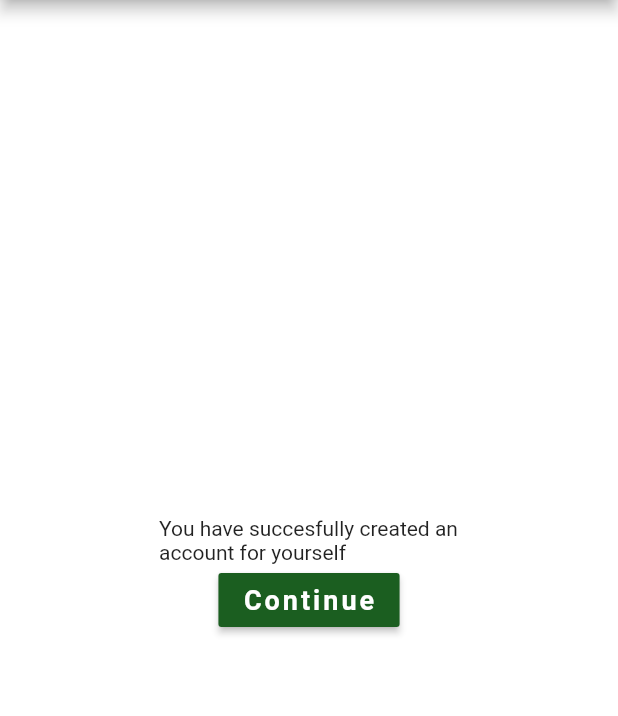
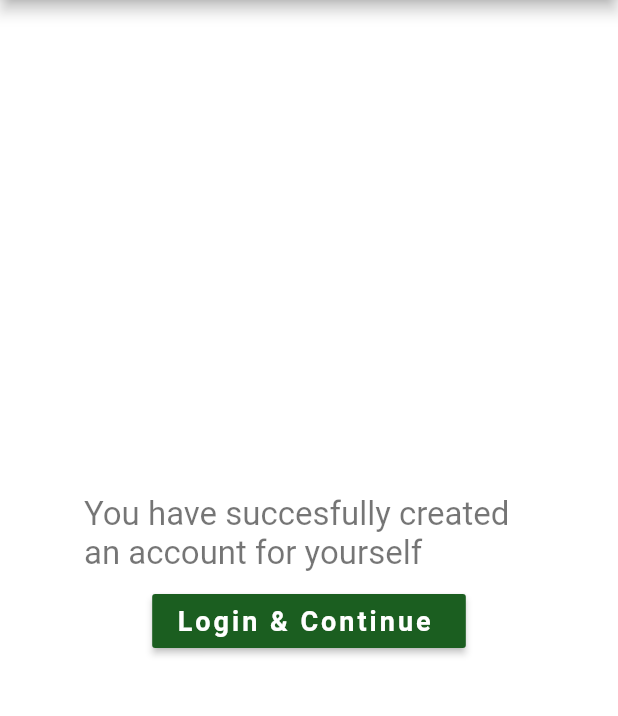
Before and after one commit to IHKodifier/hhfv4apps, a Flutter app: the NewAccountSuccess screen opened by its route, on a phone screen of 412 x 824 dp, the part 84-800 px from its top. Run offline on Flutter 3.47's test engine with Material 2 defaults, Android fonts, the phone set to English and light mode, and no system bars; our stand-ins replace cloud_firestore, firebase_auth, google_fonts; accounts and stored records are empty; network calls fail; project files that could hold a hidden picture were left out.

Commit message:
Conflict merging updated NewAccountSuccess.dart

```diff
--- a/lib/ui/newAccountSuccess.dart
+++ b/lib/ui/newAccountSuccess.dart
@@ -17,17 +17,18 @@ class NewAccountSuccess extends StatelessWidget {
       ),
       body: Center(
         child: Container(
-          width: 200.0,
+          width: 300.0,
           child: Column(
             mainAxisAlignment: MainAxisAlignment.center,
             crossAxisAlignment: CrossAxisAlignment.center,
             children: <Widget>[
-              Text('You have succesfully created an account for yourself'),
+              Text('You have succesfully created an account for yourself',style: Theme.of(context).textTheme.display1.copyWith(fontSize:22.0 ),),
+              SizedBox(height: 8.0,),
               RaisedButton(
-                  child: Text('Continue'),
+                  child: Text('Login & Continue '),
                   color: Theme.of(context).primaryColor,
                   onPressed: () {
-                    Navigator.popAndPushNamed(context, '/appHome');
+                    Navigator.popAndPushNamed(context, '/login');
                   })
             ],
           ),
```
